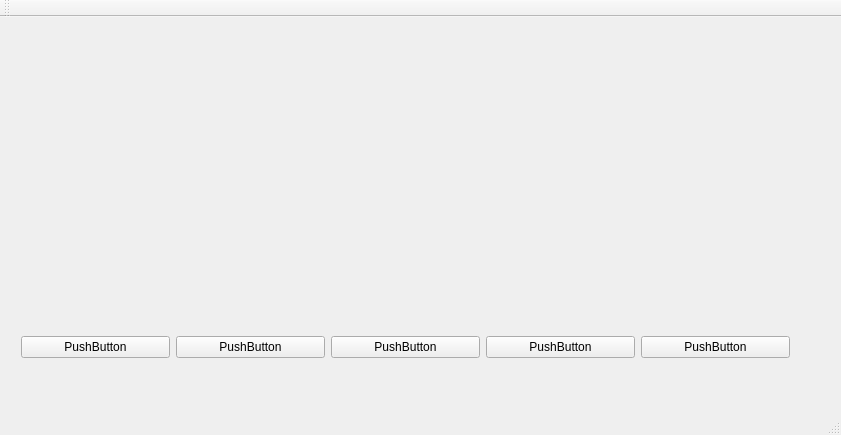
This is mainwindow.ui in NoxNokas/Lab_3.1 as Qt 5 draws it before an edit. The edited form follows.
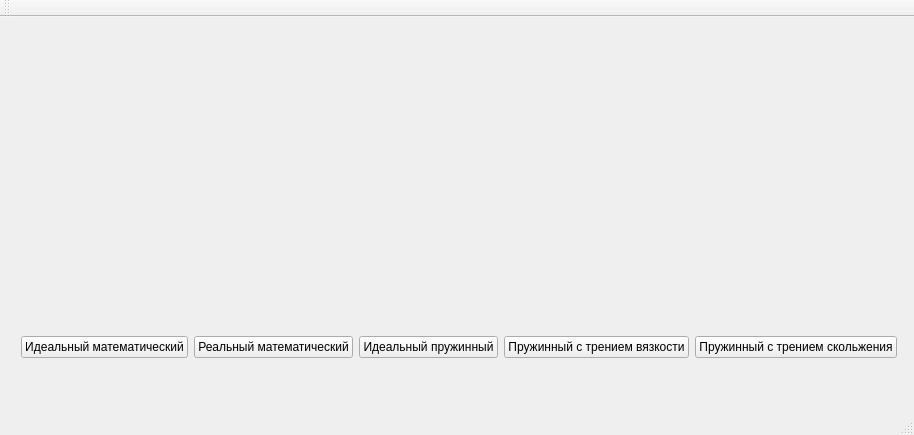
This is the edited form. Custom widgets are drawn as their Qt base class.

The edit to the form file:
```diff
--- a/mainwindow.ui
+++ b/mainwindow.ui
@@ -6,7 +6,7 @@
    <rect>
     <x>0</x>
     <y>0</y>
-    <width>841</width>
+    <width>914</width>
     <height>435</height>
    </rect>
   </property>
@@ -22,7 +22,7 @@
      <rect>
       <x>10</x>
       <y>20</y>
-      <width>811</width>
+      <width>891</width>
       <height>251</height>
      </rect>
     </property>
@@ -38,7 +38,7 @@
      <rect>
       <x>10</x>
       <y>290</y>
-      <width>791</width>
+      <width>898</width>
       <height>80</height>
      </rect>
     </property>
@@ -46,35 +46,35 @@
      <item>
       <widget class="QPushButton" name="pushButton">
        <property name="text">
-        <string>PushButton</string>
+        <string>Идеальный математический</string>
        </property>
       </widget>
      </item>
      <item>
       <widget class="QPushButton" name="pushButton_2">
        <property name="text">
-        <string>PushButton</string>
+        <string>Реальный математический</string>
        </property>
       </widget>
      </item>
      <item>
       <widget class="QPushButton" name="pushButton_3">
        <property name="text">
-        <string>PushButton</string>
+        <string>Идеальный пружинный</string>
        </property>
       </widget>
      </item>
      <item>
       <widget class="QPushButton" name="pushButton_4">
        <property name="text">
-        <string>PushButton</string>
+        <string>Пружинный с трением вязкости</string>
        </property>
       </widget>
      </item>
      <item>
       <widget class="QPushButton" name="pushButton_5">
        <property name="text">
-        <string>PushButton</string>
+        <string>Пружинный с трением скольжения</string>
        </property>
       </widget>
      </item>
```
Left out of the diff: 2 changed lines with no effect on the pictures.
